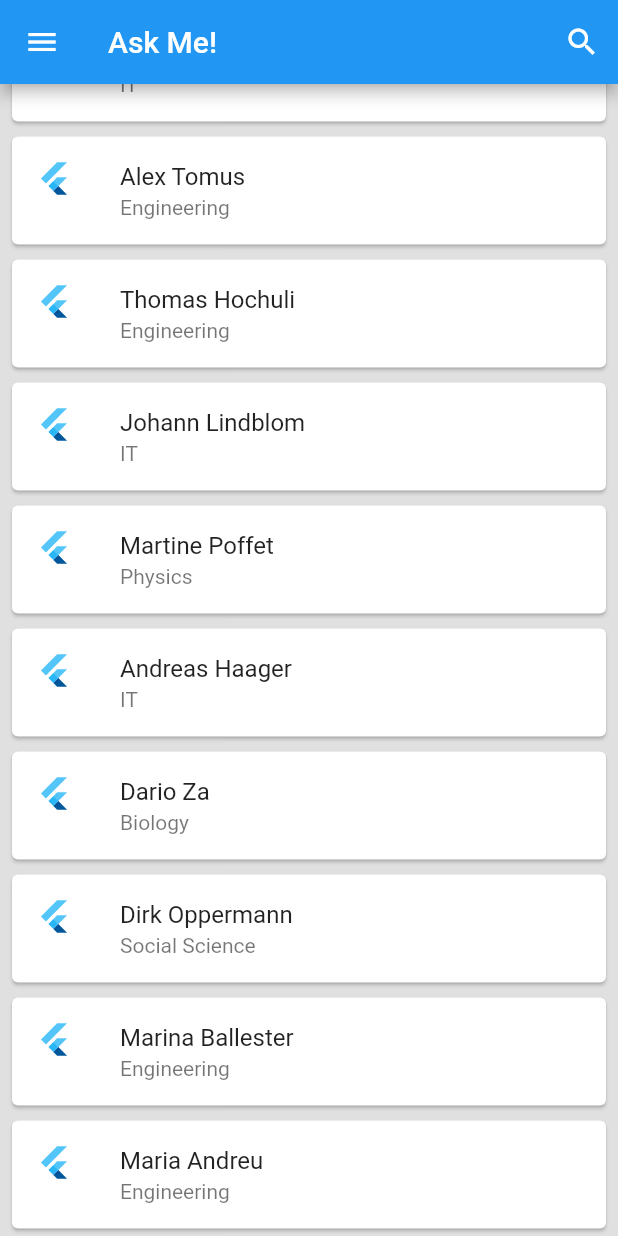
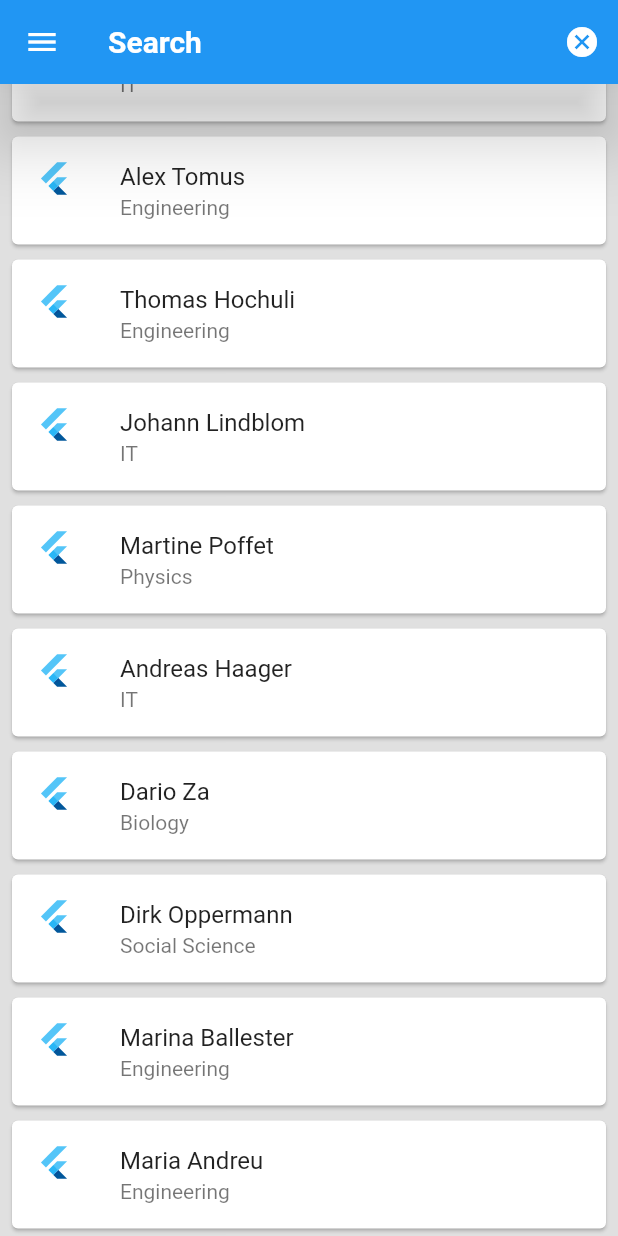
Before and after one commit to marcus-cmd/student_app_v1, a Flutter app: the screen it shows after launch, scrolled down 134 dp, after a tap on the "search" icon, on a phone screen of 412 x 824 dp. Run offline on Flutter 3.47's test engine with Material 2 defaults, Android fonts, the phone set to English and light mode, and no system bars; network calls fail.

Commit message:
search bar

```diff
--- a/lib/real_search.dart
+++ /dev/null
@@ -1,13 +0,0 @@
-import 'package:flutter/material.dart';
-
-class Search extends StatefulWidget {
-  @override
-  _SearchState createState() => _SearchState();
-}
-
-class _SearchState extends State<Search> {
-  @override
-  Widget build(BuildContext context) {
-    return Container();
-  }
-}
--- a/lib/studentlist.dart
+++ b/lib/studentlist.dart
@@ -12,6 +12,11 @@ class StudentList extends StatefulWidget {
 
 
 class _StudentListState extends State<StudentList> {
+
+  Icon cusIcon = Icon(Icons.search);
+  Widget cusSearchBar = Text("Ask Me!");
+
+
 
   int counter = 0;
 
@@ -44,10 +49,35 @@ class _StudentListState extends State<StudentList> {
     return Scaffold(
       backgroundColor: Colors.grey[300],
         appBar: AppBar(
-          title: Text('Ask Me!'),
+          elevation: 20,
+          title: cusSearchBar,
             actions: <Widget>[
-            new IconButton(icon: new Icon(Icons.search),
-              onPressed: (){},
+              IconButton(
+                icon: cusIcon,
+              onPressed: (){
+                  setState(() {
+                    if(this.cusIcon.icon == Icons.search){
+                      this.cusIcon = Icon(Icons.cancel);
+                      this.cusSearchBar = TextField(
+                        textInputAction: TextInputAction.go,
+                        decoration: InputDecoration(
+                          border: InputBorder.none,
+                            hintText: "Search",
+                            hintStyle: TextStyle(fontSize: 20.0, color: Colors.white, fontWeight: FontWeight.bold),
+                            focusColor: Colors.white,
+                        ),
+                        style: TextStyle(
+                          color: Colors.white,
+                          fontWeight: FontWeight.bold,
+                          fontSize: 20.0,                  ),
+                      );
+                    }
+                    else{
+                      this.cusIcon = Icon(Icons.search);
+                      this.cusSearchBar = Text("Ask Me!");
+                    }
+                  });
+              },
     )],
         ),
       drawer: Drawer(
```
